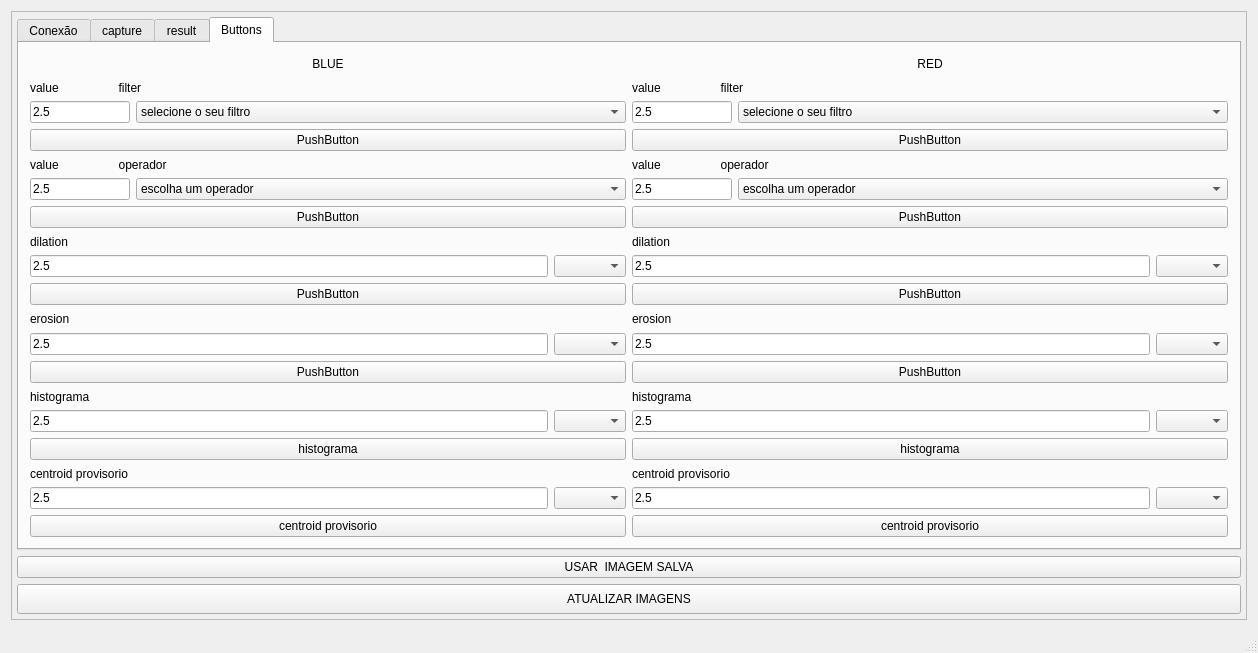
EngineeringLibrary/BCN3D, file Software-Qt/mainwindow.ui: the form before one commit.
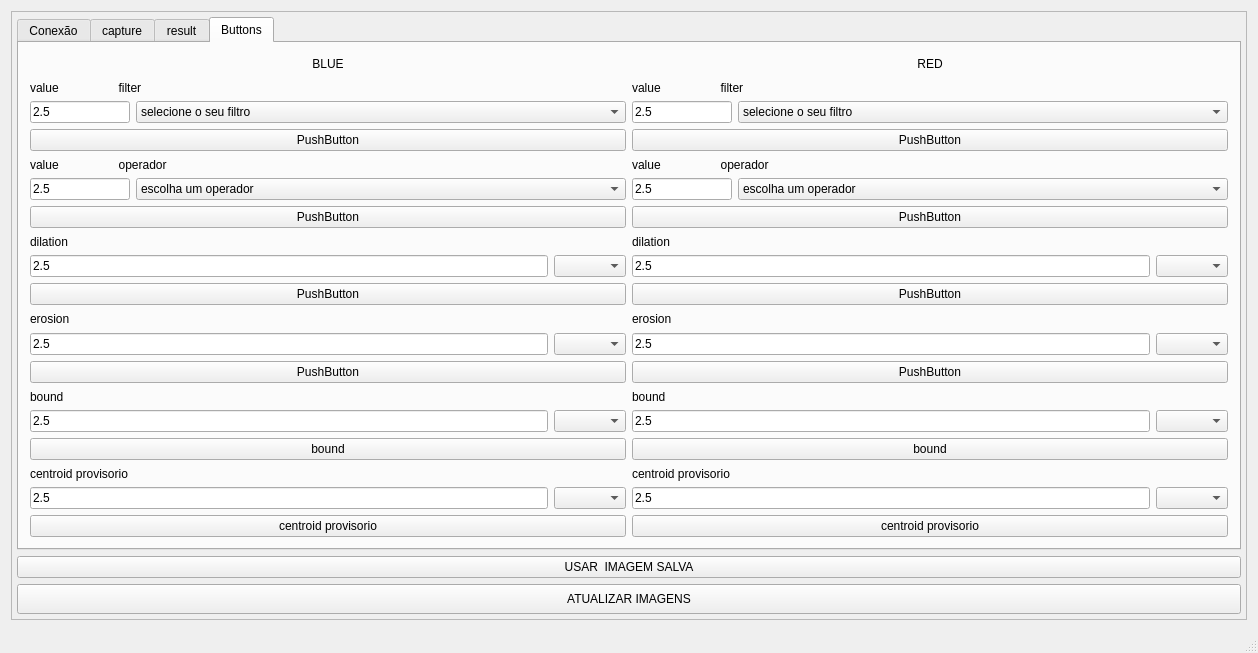
The form after the commit. The open tabs and pages were chosen to show the change.

Commit message: correções em mainwindow->bound

```diff
--- a/Software-Qt/mainwindow.ui
+++ b/Software-Qt/mainwindow.ui
@@ -781,7 +781,7 @@
                      </size>
                     </property>
                     <property name="text">
-                     <string>histograma</string>
+                     <string>bound</string>
                     </property>
                    </widget>
                   </item>
@@ -802,7 +802,7 @@
                   <item>
                    <widget class="QPushButton" name="button_red_4">
                     <property name="text">
-                     <string>histograma</string>
+                     <string>bound</string>
                     </property>
                    </widget>
                   </item>
@@ -1144,7 +1144,7 @@
                        </size>
                       </property>
                       <property name="text">
-                       <string>histograma</string>
+                       <string>bound</string>
                       </property>
                      </widget>
                     </item>
@@ -1165,7 +1165,7 @@
                     <item>
                      <widget class="QPushButton" name="button_blue_4">
                       <property name="text">
-                       <string>histograma</string>
+                       <string>bound</string>
                       </property>
                      </widget>
                     </item>
```
Left out of the diff: 2 changed lines with no effect on the pictures. The commit also changes 5 other files.
